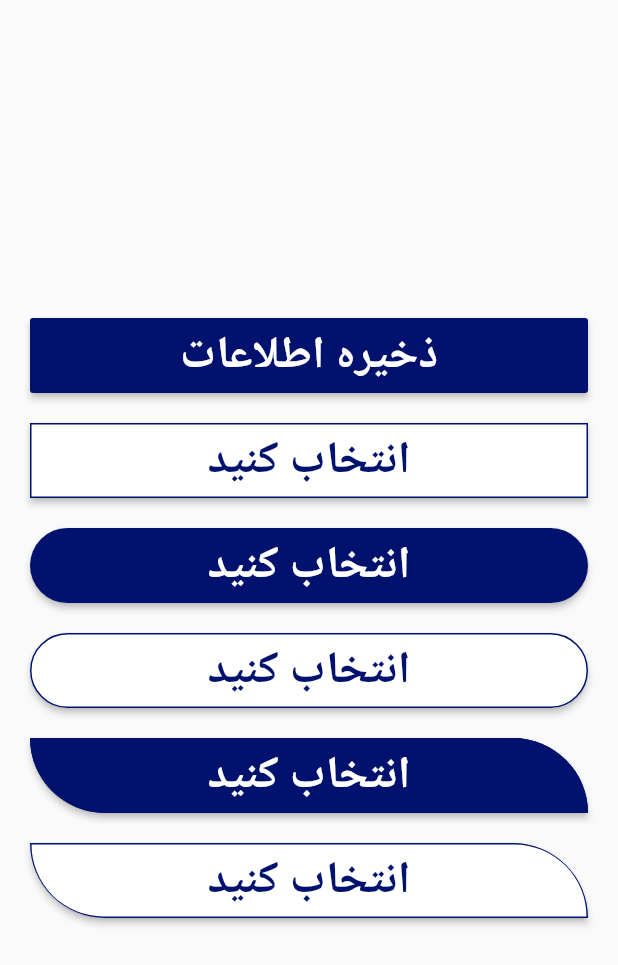
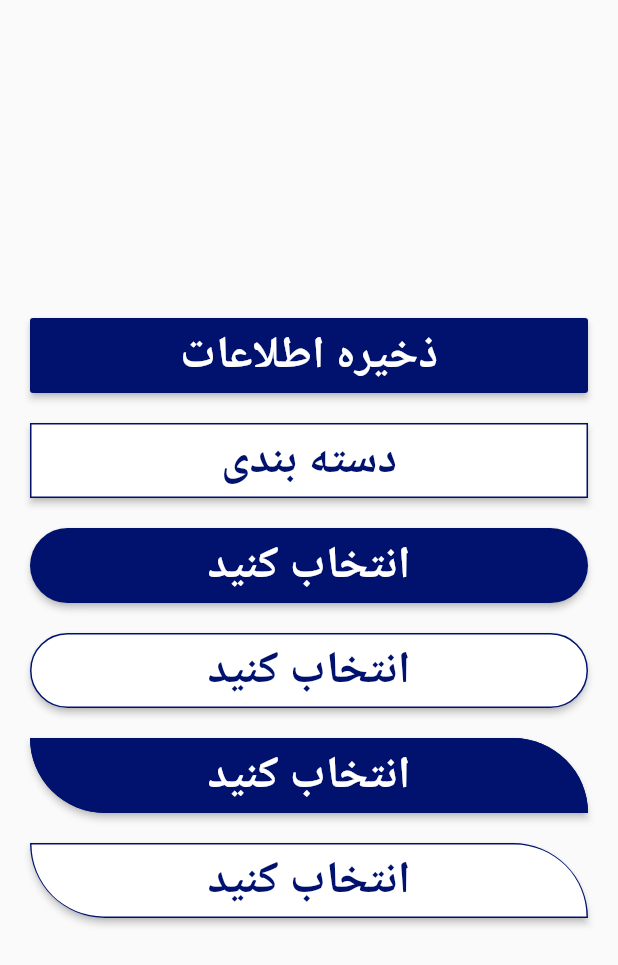
Before and after one commit to minashaker77/different_type_of_button, a Flutter app: the screen it shows after launch, on a phone screen of 412 x 824 dp. Shown: the top 965 px of the screen. Run offline on Flutter 3.47's test engine with Material 2 defaults, Android fonts, the phone set to English and light mode, and no system bars; our stand-ins replace shared_preferences.

```diff
--- a/lib/design_button.dart
+++ b/lib/design_button.dart
@@ -1,3 +1,4 @@
+import 'package:different_kind_of_button/category.dart';
 import 'package:different_kind_of_button/saved_data.dart';
 import 'package:flutter/material.dart';
 
@@ -18,14 +19,17 @@ class DesignButton extends StatelessWidget {
             ),
             text: 'ذخیره اطلاعات',
             textColor: Colors.white,
-            color: Color(0xff00126d),
+            color: const Color(0xff00126d),
           ),
           MyButton(
-            onPress: () => null,
-            text: 'انتخاب کنید',
-            textColor: Color(0xff00126d),
+            onPress: () => Navigator.push(
+              context,
+              MaterialPageRoute(builder: (context) => const Category()),
+            ),
+            text: 'دسته بندی',
+            textColor: const Color(0xff00126d),
             color: Colors.white,
-            shapeButton: RoundedRectangleBorder(
+            shapeButton: const RoundedRectangleBorder(
               side: BorderSide(color: Color(0xff00126d), width: 1),
             ),
           ),
@@ -51,8 +55,8 @@ class DesignButton extends StatelessWidget {
             onPress: () => null,
             text: 'انتخاب کنید',
             textColor: Colors.white,
-            color: Color(0xff00126d),
-            shapeButton: RoundedRectangleBorder(
+            color: const Color(0xff00126d),
+            shapeButton: const RoundedRectangleBorder(
               borderRadius: BorderRadius.only(
                   topRight: Radius.circular(50),
                   bottomLeft: Radius.circular(50)),
@@ -62,9 +66,9 @@ class DesignButton extends StatelessWidget {
           MyButton(
             onPress: () => null,
             text: 'انتخاب کنید',
-            textColor: Color(0xff00126d),
+            textColor: const Color(0xff00126d),
             color: Colors.white,
-            shapeButton: RoundedRectangleBorder(
+            shapeButton: const RoundedRectangleBorder(
               borderRadius: BorderRadius.only(
                   topRight: Radius.circular(50),
                   bottomLeft: Radius.circular(50)),
```
Also changed, not shown: lib/category.dart (added, +94 -0 lines).
